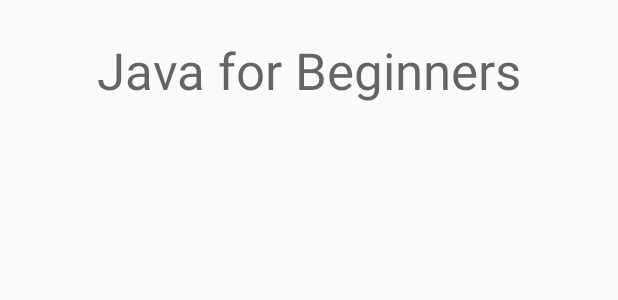
After one commit to anjadd/github-search-app, an Android app: the layout activity_details.xml on its own in the app's theme, with its tools: preview values and no code run, on a phone screen of 412 x 824 dp. The commit adds this screen. Shown: the top 300 px of the screen. Run offline under Robolectric (Android 15) with nearby library versions, the phone set to English and light mode, and no system bars.

Commit message:
Adding comments for the process of creating the Adapter with a RecyclerView and then adding the Click Listener

```diff
--- a/app/build.gradle
+++ b/app/build.gradle
@@ -17,7 +17,7 @@ android {
             zipAlignEnabled false
         }
     }
-    compileOptions{
+    compileOptions {
         sourceCompatibility JavaVersion.VERSION_1_8
         targetCompatibility JavaVersion.VERSION_1_8
     }
--- a/app/src/main/AndroidManifest.xml
+++ b/app/src/main/AndroidManifest.xml
@@ -2,7 +2,7 @@
 <manifest xmlns:android="http://schemas.android.com/apk/res/android"
     package="com.test.annjad.githubsearchapp">
 
-    <uses-permission android:name="android.permission.INTERNET"/>
+    <uses-permission android:name="android.permission.INTERNET" />
 
     <application
         android:allowBackup="true"
@@ -11,11 +11,13 @@
         android:roundIcon="@mipmap/ic_launcher_round"
         android:supportsRtl="true"
         android:theme="@style/AppTheme">
+        <activity android:name=".DetailsActivity" />
         <activity
             android:name=".MainActivity"
             android:theme="@style/AppTheme.NoActionBar">
             <intent-filter>
                 <action android:name="android.intent.action.MAIN" />
+
                 <category android:name="android.intent.category.LAUNCHER" />
                 <action android:name="android.intent.action.VIEW" />
             </intent-filter>
--- /dev/null
+++ b/app/src/main/java/com/test/annjad/githubsearchapp/DetailsActivity.java
@@ -0,0 +1,33 @@
+package com.test.annjad.githubsearchapp;
+
+import android.content.Intent;
+import android.os.Bundle;
+import android.widget.TextView;
+
+import androidx.appcompat.app.AppCompatActivity;
+
+import butterknife.BindView;
+import butterknife.ButterKnife;
+
+public class DetailsActivity extends AppCompatActivity {
+
+    @BindView(R.id.tvRepoName)
+    TextView mTvRepoName;
+
+    @Override
+    protected void onCreate(Bundle savedInstanceState) {
+        super.onCreate(savedInstanceState);
+        setContentView(R.layout.activity_details);
+        ButterKnife.bind(this);
+        loadDetails();
+    }
+
+
+    private void loadDetails() {
+        Intent mainRepoIntent = getIntent();
+        if (mainRepoIntent.hasExtra("repoName")) {
+            String selectedRepo = mainRepoIntent.getStringExtra("repoName");
+            mTvRepoName.setText(selectedRepo);
+        }
+    }
+}
--- a/app/src/main/java/com/test/annjad/githubsearchapp/MainActivity.java
+++ b/app/src/main/java/com/test/annjad/githubsearchapp/MainActivity.java
@@ -1,6 +1,8 @@
 package com.test.annjad.githubsearchapp;
 
 import android.app.Activity;
+import android.content.Intent;
+import android.net.Uri;
 import android.os.Bundle;
 import android.util.Log;
 import android.view.View;
@@ -150,9 +152,29 @@ public class MainActivity extends AppCompatActivity implements RepositoriesAdapt
         mPbLoading.setVisibility(View.GONE);
     }
 
+    /**
+     * 9. In the Activity class implement the Click Listener interface and you will have to override its method
+     * in order to show a toast message, open a new activity, open a web page etc.
+     **/
     @Override
     public void onListItemClick(int clickedItemIndex) {
-        Toast.makeText(this, "You clicked: " + repoSearchList.get(clickedItemIndex).getName(), Toast.LENGTH_SHORT).show();
+        /*
+        How to open the selected repository from the list in a browser:
+        To open a web page, use the ACTION_VIEW action and specify the web URL in the intent data.
+        Use Uri.parse to parse the String URL into a Uri
+        Create an Intent with Intent.ACTION_VIEW and the webpage Uri as parameters
+        */
+
+        Uri repoWebPage = Uri.parse(repoSearchList.get(clickedItemIndex).getHtmlUrl());
+        Intent intent = new Intent(Intent.ACTION_VIEW, repoWebPage);
+
+        /*
+        Now you need to ask the Android system if there's an app that can handle your request
+        If there isn't an app installed that can handle your intent, your app will crash
+        */
+        if (intent.resolveActivity(getPackageManager()) != null) {
+            startActivity(intent);
+        }
     }
 
     public static void hideKeyboard(Activity activity) {
--- /dev/null
+++ b/app/src/main/res/layout/activity_details.xml
@@ -0,0 +1,22 @@
+<?xml version="1.0" encoding="utf-8"?>
+<androidx.constraintlayout.widget.ConstraintLayout xmlns:android="http://schemas.android.com/apk/res/android"
+    xmlns:app="http://schemas.android.com/apk/res-auto"
+    xmlns:tools="http://schemas.android.com/tools"
+    android:layout_width="match_parent"
+    android:layout_height="match_parent"
+    tools:context=".DetailsActivity">
+
+    <TextView
+        android:id="@+id/tvRepoName"
+        android:layout_width="0dp"
+        android:layout_height="wrap_content"
+        android:layout_marginStart="8dp"
+        android:layout_marginTop="24dp"
+        android:layout_marginEnd="8dp"
+        android:gravity="center"
+        android:textAppearance="@style/TextAppearance.AppCompat.Display1"
+        app:layout_constraintEnd_toEndOf="parent"
+        app:layout_constraintStart_toStartOf="parent"
+        app:layout_constraintTop_toTopOf="parent"
+        tools:text="Java for Beginners" />
+</androidx.constraintlayout.widget.ConstraintLayout>
```
Also changed, not shown: app/src/main/java/com/test/annjad/githubsearchapp/RepositoriesAdapter.java (+40 -4 lines).
